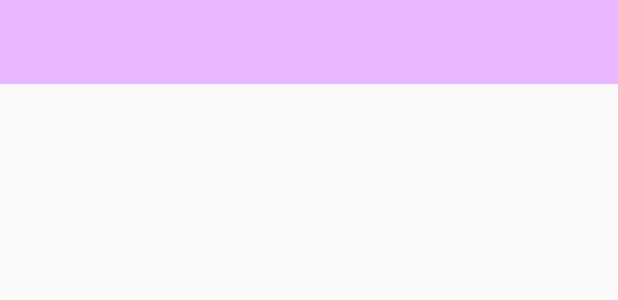
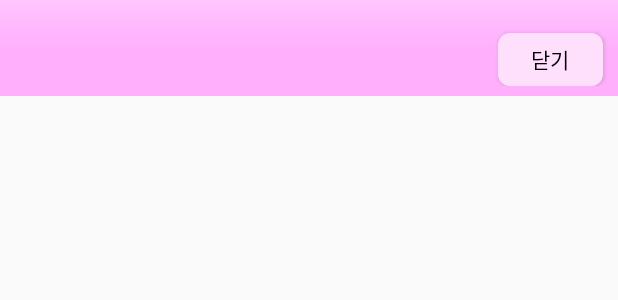
Before and after one commit to NaKwangJin/OneSNSP, an Android app: the layout toolbar2.xml on its own in the app's theme, with its tools: preview values and no code run, on a phone screen of 412 x 824 dp. Shown: the top 300 px of the screen. Run offline under Robolectric (Android 15) with nearby library versions, the light colour scheme and no system bars.

Commit message:
[기능추가]:친구창에서 아이템 클릭시 다이어로그 띄움

```diff
--- a/app/src/main/res/layout/toolbar.xml
+++ b/app/src/main/res/layout/toolbar.xml
@@ -18,6 +18,7 @@
                 android:layout_marginRight="10dp"
                 android:layout_alignParentRight="true"
                 android:text="로그아웃"
+                android:textColor="#000000"
                 android:background="@drawable/loginbuttontheme"/>
         </RelativeLayout>
     </android.support.v7.widget.Toolbar>
--- a/app/src/main/res/layout/toolbar2.xml
+++ b/app/src/main/res/layout/toolbar2.xml
@@ -2,12 +2,26 @@
 <android.support.v7.widget.Toolbar
     xmlns:android="http://schemas.android.com/apk/res/android"
     xmlns:app="http://schemas.android.com/apk/res-auto"
-    android:id="@+id/toolbar"
+    android:id="@+id/toolbar2"
     android:layout_height="wrap_content"
     android:layout_width="match_parent"
     android:minHeight="?attr/actionBarSize"
     app:theme="@style/ThemeOverlay.AppCompat.Dark.ActionBar"
-    android:background="@color/colorPink"
+    android:background="@drawable/header_theme_pink"
     >
+    <RelativeLayout
+        android:layout_width="match_parent"
+        android:layout_height="match_parent">
+        <Button
+            android:id="@+id/cancel_btn"
+            android:layout_width="70dp"
+            android:layout_height="35dp"
+            android:layout_marginTop="15dp"
+            android:layout_marginRight="10dp"
+            android:layout_alignParentRight="true"
+            android:text="닫기"
+            android:textColor="#000000"
+            android:background="@drawable/loginbuttontheme"/>
+    </RelativeLayout>
 
 </android.support.v7.widget.Toolbar>
```
Also changed, not shown: app/src/main/AndroidManifest.xml (+6 -8 lines), app/src/main/java/com/example/onesns/FriendRecyclerView.java (+7 -2 lines), app/src/main/java/com/example/onesns/dialog/FriendClickDialog.java (added, +45 -0 lines), app/src/main/res/drawable/dialogstyle2.xml (added, +7 -0 lines), app/src/main/res/layout/activity_friend_click_dialog.xml (added, +29 -0 lines).
